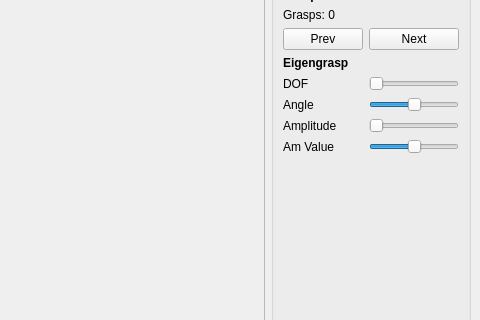
The window that Grasp/utils/EigenGraspPlanner.ui (nachoh8/multisolution-active-grasping) describes before a commit, drawn with Qt 5; both pictures show x 599 to 1079 and y 396 to 716 of the 1079 by 819 pixel window.
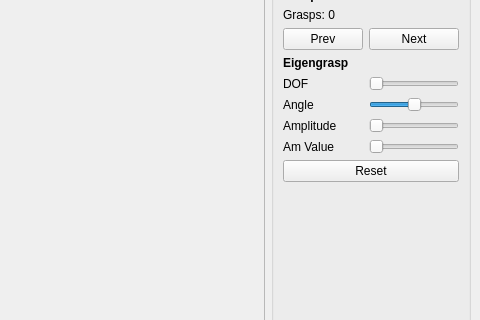
The same window after the commit.

```diff
--- a/Grasp/utils/EigenGraspPlanner.ui
+++ b/Grasp/utils/EigenGraspPlanner.ui
@@ -339,16 +339,23 @@
             </rect>
           </property>
           <property name="minimum">
-            <number>-100</number>
+            <number>0</number>
           </property>
           <property name="maximum">
-            <number>100</number>
+            <number>200</number>
           </property>
           <property name="orientation">
             <enum>Qt::Horizontal</enum>
           </property>
         </widget>
       </item>
+      <item row="24" column="0" colspan="2">
+          <widget class="QPushButton" name="pushButtonResetAmplitude">
+          <property name="text">
+            <string>Reset</string>
+          </property>
+          </widget>
+        </item>
       
 
        <item row="30" column="0">
```
